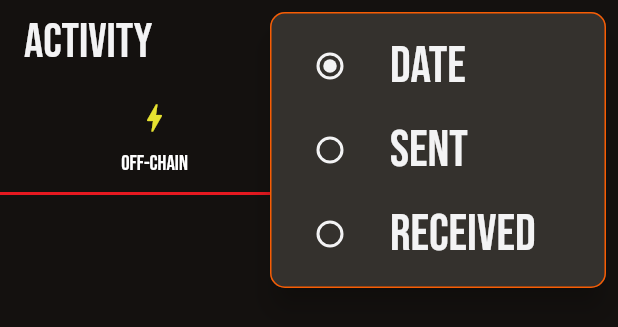
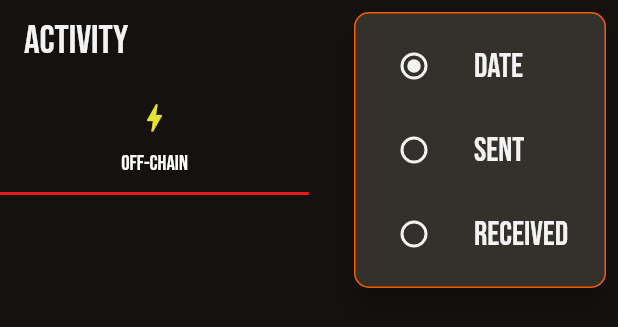
Before and after one commit to Tyler-McIntyre/Pleb-LN, a Flutter app: the Activities widget shown alone on an empty page, opened directly with empty values, after a tap on the "filter alt" icon, on a phone screen of 412 x 824 dp. Shown: the top 327 px of the screen. Run offline on Flutter 3.47's test engine with Material 2 defaults, Android fonts, the phone set to English and light mode, and no system bars; our stand-ins replace flutter_secure_storage, font_awesome_flutter, google_fonts, money_formatter, numberpicker, page_transition and 2 more; missing offline and left inert: flutter_barcode_scanner, flutter_secure_storage_web; accounts and stored records are empty.

```diff
--- a/lib/UI/Widgets/activities.dart
+++ b/lib/UI/Widgets/activities.dart
@@ -60,21 +60,22 @@ class _ActivitiesState extends State<Activities> {
   Widget build(BuildContext context) {
     return DefaultTabController(
       length: _tabs.length,
-      child: Scaffold(
-        backgroundColor: AppColors.black,
-        body: NestedScrollView(
+      child: Container(
+        color: AppColors.black,
+        child: NestedScrollView(
           headerSliverBuilder: (BuildContext context, bool innerBoxIsScrolled) {
             return <Widget>[
               SliverOverlapAbsorber(
                 handle:
                     NestedScrollView.sliverOverlapAbsorberHandleFor(context),
                 sliver: SliverAppBar(
+                  primary: false,
                   automaticallyImplyLeading: false,
                   actions: _actionsButtonBar(),
                   backgroundColor: AppColors.black,
                   title: Text(
                     'Activity',
-                    style: Theme.of(context).textTheme.displayLarge,
+                    style: Theme.of(context).textTheme.bodyMedium,
                   ),
                   pinned: true,
                   forceElevated: innerBoxIsScrolled,
@@ -314,7 +315,10 @@ class _ActivitiesState extends State<Activities> {
               ),
               tileColor: AppColors.blackSecondary,
               textColor: AppColors.white,
-              title: Text('Date'),
+              title: Text(
+                'Date',
+                style: Theme.of(context).textTheme.bodySmall,
+              ),
             ),
           ),
           PopupMenuItem<String>(
@@ -328,7 +332,10 @@ class _ActivitiesState extends State<Activities> {
               ),
               tileColor: AppColors.blackSecondary,
               textColor: AppColors.white,
-              title: Text('Sent'),
+              title: Text(
+                'Sent',
+                style: Theme.of(context).textTheme.bodySmall,
+              ),
             ),
           ),
           PopupMenuItem<String>(
@@ -342,7 +349,10 @@ class _ActivitiesState extends State<Activities> {
               ),
               tileColor: AppColors.blackSecondary,
               textColor: AppColors.white,
-              title: Text('Received'),
+              title: Text(
+                'Received',
+                style: Theme.of(context).textTheme.bodySmall,
+              ),
             ),
           ),
         ],
```
